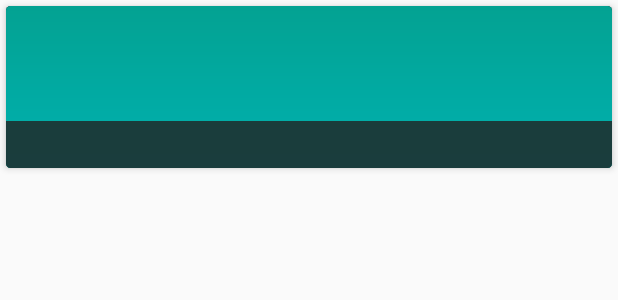
After one commit to kelvinkioko/ADM, an Android app: the layout item_album.xml on its own in the app's theme, with its tools: preview values and no code run, on a phone screen of 412 x 824 dp. The commit adds this screen. Shown: the top 300 px of the screen. Run offline under Robolectric (Android 15) with nearby library versions, the phone set to English and light mode, and no system bars.

```diff
--- a/app/src/main/java/com/download/manager/video/whatsapp/ui/DownloadsActivity.kt
+++ b/app/src/main/java/com/download/manager/video/whatsapp/ui/DownloadsActivity.kt
@@ -13,6 +13,7 @@ import android.support.v7.widget.DefaultItemAnimator
 import android.support.v7.widget.LinearLayoutManager
 import android.util.Log
 import android.view.View
+import android.view.WindowManager
 import com.download.manager.video.whatsapp.BuildConfig
 import com.download.manager.video.whatsapp.R
 import com.download.manager.video.whatsapp.database.adapter.DownloadsAdapter
@@ -40,6 +41,8 @@ class DownloadsActivity : AppCompatActivity(), DownloadsAdapter.OnItemClickListe
             intent.setDataAndType(fileUri, "image/*")
         }else if (localUrl.endsWith(".jpeg", true)){
             intent.setDataAndType(fileUri, "image/*")
+        }else if (localUrl.endsWith(".mp3", true)){
+            intent.setDataAndType(fileUri, "audio/*")
         }
         intent.addFlags(Intent.FLAG_GRANT_READ_URI_PERMISSION)//DO NOT FORGET THIS EVER
         startActivity(intent)
@@ -48,6 +51,7 @@ class DownloadsActivity : AppCompatActivity(), DownloadsAdapter.OnItemClickListe
     override fun onCreate(savedInstanceState: Bundle?) {
         super.onCreate(savedInstanceState)
         setContentView(R.layout.activity_downloads)
+        window.addFlags(WindowManager.LayoutParams.FLAG_KEEP_SCREEN_ON)
         AppCompatDelegate.setCompatVectorFromResourcesEnabled(true)
         setSupportActionBar(toolbar)
         supportActionBar!!.setDisplayHomeAsUpEnabled(true)
--- /dev/null
+++ b/app/src/main/res/drawable/album_shape_dark.xml
@@ -0,0 +1,6 @@
+<?xml version="1.0" encoding="utf-8"?>
+
+<shape xmlns:android="http://schemas.android.com/apk/res/android">
+    <solid android:color="@color/background_dark" />
+    <corners android:radius="@dimen/radius_1dp" />
+</shape>
--- /dev/null
+++ b/app/src/main/res/layout/item_album.xml
@@ -0,0 +1,43 @@
+<?xml version="1.0" encoding="utf-8"?>
+<android.support.v7.widget.CardView
+        xmlns:android="http://schemas.android.com/apk/res/android"
+        xmlns:app="http://schemas.android.com/apk/res-auto"
+        android:layout_margin="4dp"
+        android:layout_width="match_parent" android:layout_height="wrap_content"
+        app:cardCornerRadius="3dp" app:cardElevation="3dp">
+
+    <FrameLayout
+            android:layout_width="match_parent"
+            android:layout_height="@dimen/layout_height_108dp"
+            android:background="@drawable/album_shape_dark">
+
+        <ImageView android:id="@+id/album_cover"
+                   android:contentDescription="@null"
+                   android:layout_width="match_parent"
+                   android:layout_height="match_parent"
+                   android:layout_margin="@dimen/layout_margin_0dp"
+                   android:layout_gravity="center"
+                   android:background="@drawable/background_gradient"/>
+
+        <TextView android:id="@+id/album_title"
+                  android:layout_width="match_parent"
+                  android:layout_height="wrap_content"
+                  android:layout_gravity="center|bottom"
+                  android:layout_marginBottom="@dimen/layout_margin_0dp"
+                  android:layout_marginLeft="@dimen/layout_margin_0dp"
+                  android:layout_marginRight="@dimen/layout_margin_0dp"
+                  android:padding="@dimen/padding_8dp"
+                  android:gravity="center_vertical"
+                  android:textColor="@color/white"
+                  android:textSize="@dimen/text_size_12sp"
+                  android:singleLine="true"
+                  android:ellipsize="none" android:textStyle="bold"
+                  android:background="@color/shadow_dark"/>
+
+        <TextView
+                android:id="@+id/album_url"
+                android:layout_width="wrap_content" android:layout_height="0dp" android:visibility="gone"/>
+
+    </FrameLayout>
+
+</android.support.v7.widget.CardView>
--- a/app/src/main/res/layout/main_browser.xml
+++ b/app/src/main/res/layout/main_browser.xml
@@ -99,7 +99,7 @@
             app:layout_constraintBottom_toBottomOf="parent" android:layout_marginBottom="0dp"/>
 
     <android.support.v7.widget.RecyclerView
-            android:id="@+id/web_history"
+            android:id="@+id/web_history" android:padding="4dp"
             android:layout_width="0dp" android:layout_height="0dp" android:visibility="visible"
             app:layout_constraintTop_toBottomOf="@+id/app_bar" android:layout_marginTop="0dp"
             app:layout_constraintEnd_toEndOf="parent" android:layout_marginEnd="0dp"
--- a/app/src/main/res/values/colors.xml
+++ b/app/src/main/res/values/colors.xml
@@ -30,6 +30,9 @@
     <color name="colorPositive">#1db14e</color>
     <color name="colorNegative">#e25d6f</color>
 
+    <color name="background_dark">#212121</color>
+    <color name="shadow_dark">#CC212121</color>
+
     <integer-array name="pocket_bar_colors">
         <item>@color/pocket_color_1</item>
         <item>@color/pocket_color_1</item>
--- a/app/src/main/res/values/videourl_filters.xml
+++ b/app/src/main/res/values/videourl_filters.xml
@@ -22,10 +22,9 @@
     <string-array name="videourl_filters">
         <item>mp3</item>
         <item>mp4</item>
+        <item>gif</item>
         <item>video</item>
         <item>googleusercontent</item>
         <item>embed</item>
-        <item>jpeg</item>
-        <item>jpg</item>
     </string-array>
 </resources>
```
Also changed, not shown: app/src/main/AndroidManifest.xml (+14 -8 lines), app/src/main/java/com/download/manager/video/whatsapp/database/adapter/BookmarkAdapter.kt (+6 -5 lines), app/src/main/java/com/download/manager/video/whatsapp/database/adapter/DownloadsAdapter.kt (+13 -7 lines), app/src/main/java/com/download/manager/video/whatsapp/ui/navigation/Browser.kt (+21 -4 lines), app/src/main/java/com/download/manager/video/whatsapp/utility/unit/ViewUnit.java (added, +106 -0 lines), app/src/main/res/values/dimens.xml (+48 -0 lines), app/src/main/res/drawable/book_dailymotion.png, app/src/main/res/drawable/book_facebook.png, app/src/main/res/drawable/book_search.png, app/src/main/res/drawable/book_tubidy.png (added), app/src/main/res/drawable/book_twitter.png, app/src/main/res/drawable/book_vimeo.png.
